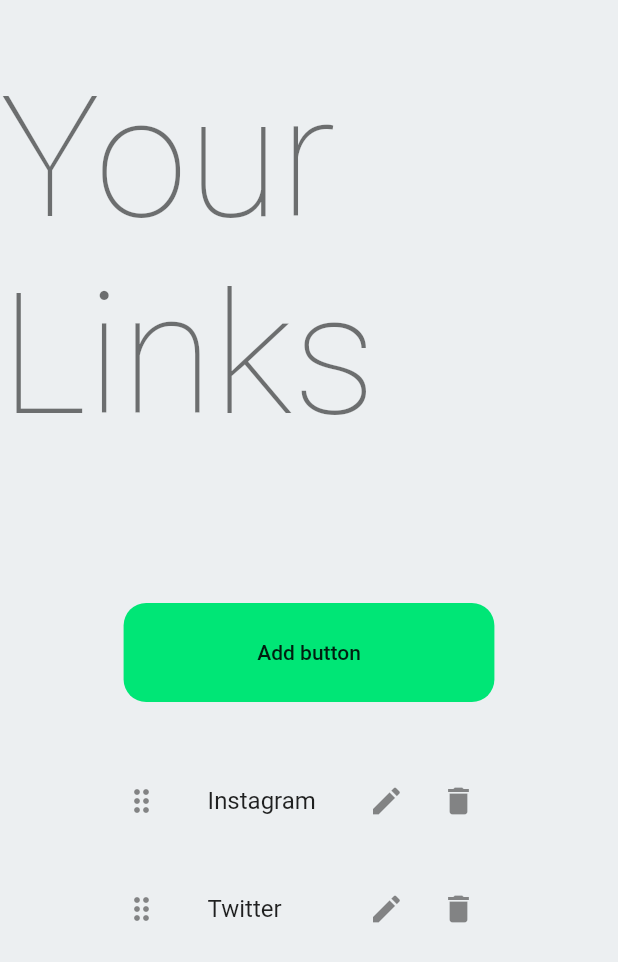
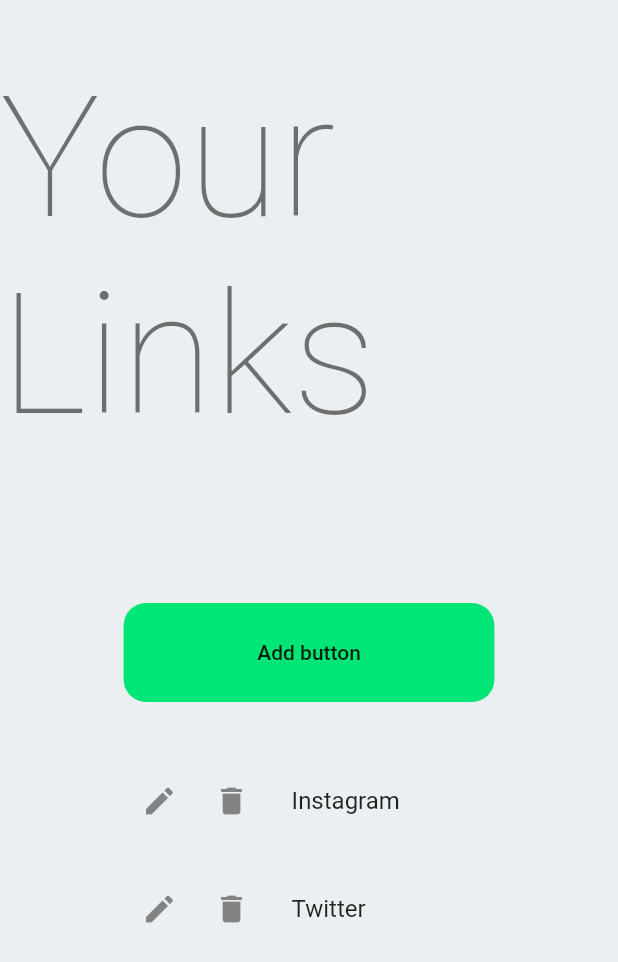
Before and after one commit to NaokiDohi/flutter_lp, a Flutter app: the ButtonSettingsSection widget shown alone on an empty page, opened directly, on a phone screen of 412 x 824 dp. Shown: the top 962 px of the screen. Run offline on Flutter 3.47's test engine with Material 2 defaults, Android fonts, the phone set to English and light mode, and no system bars; network calls fail.

Commit message:
Refactor Reorerable List View

```diff
--- a/lib/settings_page/button_settings_section.dart
+++ b/lib/settings_page/button_settings_section.dart
@@ -45,8 +45,7 @@ class ButtonSettingsSection extends StatelessWidget {
                           contentPadding: EdgeInsets.symmetric(vertical: 8),
                           title: Text(document.title),
                           key: Key(document.title),
-                          leading: Icon(Icons.drag_indicator),
-                          trailing: Row(
+                          leading: Row(
                             mainAxisSize: MainAxisSize.min,
                             children: [
                               IconButton(
```
